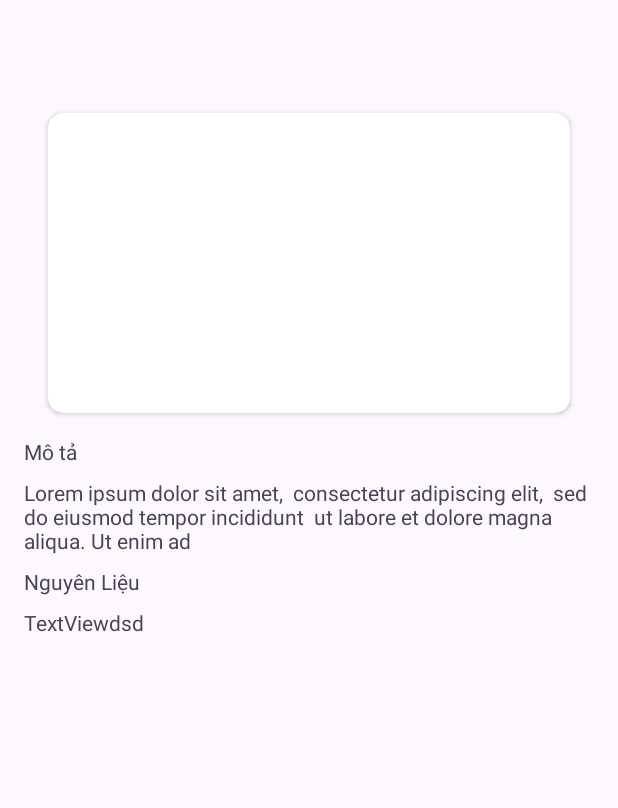
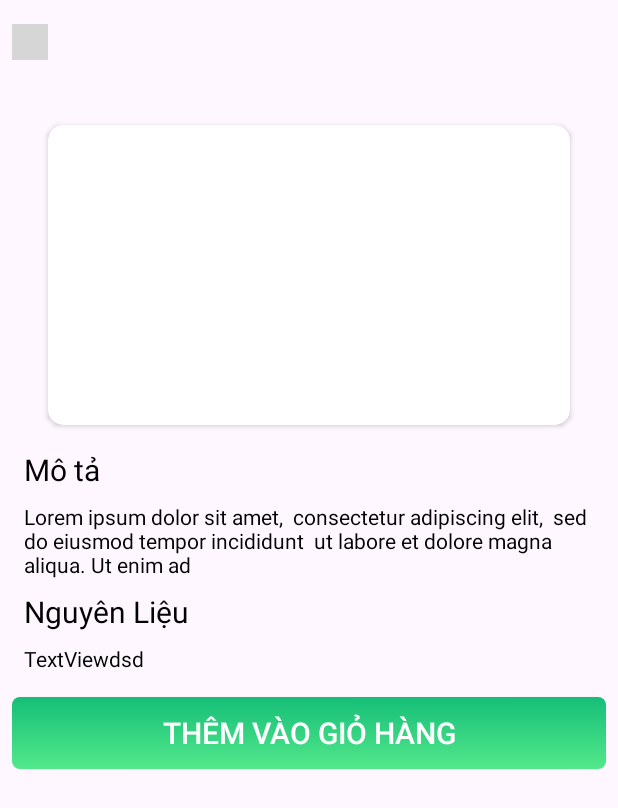
Before and after one commit to Nhandeptrai-123/CLientAppFood, an Android app: the DetailsActivity screen opened directly, with no data from a screen before it, on a phone screen of 412 x 824 dp. Shown: the top 808 px of the screen. Run offline under Robolectric (Android 15) with nearby library versions, the phone set to English and light mode, and no system bars; grey boxes are pictures that could not be loaded.

Commit message:
backup 9

```diff
--- a/app/src/main/java/com/dhv/hoangvu/dacs3_foodorderingapp/DetailsActivity.kt
+++ b/app/src/main/java/com/dhv/hoangvu/dacs3_foodorderingapp/DetailsActivity.kt
@@ -25,5 +25,9 @@ class DetailsActivity : AppCompatActivity() {
         val foodImage = intent.getIntExtra("MenuItemImage", 0)
         binding.tvDetailFoodName.text = foodName
         binding.imgFood.setImageResource(foodImage)
+
+        binding.btnBack.setOnClickListener {
+            finish()
+        }
     }
 }
--- a/app/src/main/java/com/dhv/hoangvu/dacs3_foodorderingapp/PayOutActivity.kt
+++ b/app/src/main/java/com/dhv/hoangvu/dacs3_foodorderingapp/PayOutActivity.kt
@@ -25,5 +25,9 @@ class PayOutActivity : AppCompatActivity() {
             val bottomSheetDiaglog = CongratsBottomSheet()
             bottomSheetDiaglog.show(supportFragmentManager, "CongratsBottomSheet")
         }
+        binding.btnBack.setOnClickListener {
+            finish()
+        }
+
     }
 }
--- a/app/src/main/res/layout/activity_details.xml
+++ b/app/src/main/res/layout/activity_details.xml
@@ -8,7 +8,7 @@
     tools:context=".DetailsActivity">
 
     <ImageView
-        android:id="@+id/imageView4"
+        android:id="@+id/btnBack"
         android:layout_width="24dp"
         android:layout_height="24dp"
         android:layout_marginStart="8dp"
@@ -17,7 +17,7 @@
         android:scaleType="centerCrop"
         app:layout_constraintStart_toStartOf="parent"
         app:layout_constraintTop_toTopOf="parent"
-        app:srcCompat="@drawable/arrow" />
+        android:src="@drawable/arrow" />
 
     <TextView
         android:id="@+id/tvDetailFoodName"
@@ -25,9 +25,11 @@
         android:layout_height="wrap_content"
         android:layout_marginTop="8dp"
         android:text="Food name"
+        android:textColor="@color/black"
+        android:textSize="20sp"
         app:layout_constraintEnd_toEndOf="parent"
         app:layout_constraintStart_toStartOf="parent"
-        app:layout_constraintTop_toBottomOf="@+id/imageView4" />
+        app:layout_constraintTop_toBottomOf="@+id/btnBack" />
 
     <androidx.cardview.widget.CardView
         android:id="@+id/cardView4"
@@ -56,6 +58,8 @@
         android:layout_marginStart="16dp"
         android:layout_marginTop="16dp"
         android:text="Mô tả"
+        android:textColor="@color/black"
+        android:textSize="20sp"
         app:layout_constraintStart_toStartOf="parent"
         app:layout_constraintTop_toBottomOf="@+id/cardView4" />
 
@@ -66,6 +70,7 @@
         android:layout_marginTop="8dp"
         android:layout_marginEnd="16dp"
         android:text="Lorem ipsum dolor sit amet,  consectetur adipiscing elit,  sed do eiusmod tempor incididunt  ut labore et dolore magna aliqua. Ut enim ad "
+        android:textColor="@color/black"
         app:layout_constraintEnd_toEndOf="parent"
         app:layout_constraintStart_toStartOf="@+id/textView12"
         app:layout_constraintTop_toBottomOf="@+id/textView12" />
@@ -76,6 +81,8 @@
         android:layout_height="wrap_content"
         android:layout_marginTop="8dp"
         android:text="Nguyên Liệu"
+        android:textColor="@color/black"
+        android:textSize="20sp"
         app:layout_constraintStart_toStartOf="@+id/tvMoTa"
         app:layout_constraintTop_toBottomOf="@+id/tvMoTa" />
 
@@ -84,8 +91,25 @@
         android:layout_width="wrap_content"
         android:layout_height="wrap_content"
         android:layout_marginTop="8dp"
+        android:inputType="textMultiLine"
         android:text="TextViewdsd"
-        android:inputType="textMultiLine"
+        android:textColor="@color/black"
         app:layout_constraintStart_toStartOf="@+id/textView14"
         app:layout_constraintTop_toBottomOf="@+id/textView14" />
+
+    <androidx.appcompat.widget.AppCompatButton
+        android:id="@+id/button"
+        android:layout_width="match_parent"
+        android:layout_height="wrap_content"
+        android:layout_marginStart="8dp"
+        android:layout_marginTop="16dp"
+        android:layout_marginEnd="8dp"
+        android:background="@drawable/addtocartshape"
+        android:text="Thêm vào giỏ hàng"
+        android:textColor="@color/white"
+        android:textSize="20sp"
+        app:layout_constraintEnd_toEndOf="parent"
+        app:layout_constraintHorizontal_bias="0.0"
+        app:layout_constraintStart_toStartOf="parent"
+        app:layout_constraintTop_toBottomOf="@+id/tvNguyenLieu" />
 </androidx.constraintlayout.widget.ConstraintLayout>
--- a/app/src/main/res/layout/fragment_notification_bottom.xml
+++ b/app/src/main/res/layout/fragment_notification_bottom.xml
@@ -3,14 +3,14 @@
     xmlns:app="http://schemas.android.com/apk/res-auto"
     xmlns:tools="http://schemas.android.com/tools"
     android:layout_width="match_parent"
-    android:layout_height="match_parent"
+    android:layout_height="wrap_content"
     android:background="@color/white"
     android:orientation="vertical"
     tools:context=".NotificationBottom">
 
     <androidx.constraintlayout.widget.ConstraintLayout
         android:layout_width="match_parent"
-        android:layout_height="match_parent">
+        android:layout_height="wrap_content">
 
         <TextView
             android:id="@+id/textView10"
@@ -26,7 +26,7 @@
         <androidx.recyclerview.widget.RecyclerView
             android:id="@+id/rvNotification"
             android:layout_width="match_parent"
-            android:layout_height="584dp"
+            android:layout_height="wrap_content"
             android:layout_marginStart="8dp"
             android:layout_marginTop="16dp"
             android:layout_marginEnd="8dp"
```
Also changed, not shown: app/src/main/java/com/dhv/hoangvu/dacs3_foodorderingapp/Fragment/HomeFragment.kt (+4 -4 lines), app/src/main/java/com/dhv/hoangvu/dacs3_foodorderingapp/adapter/PopulerAdapter.kt (+13 -1 lines), app/src/main/res/drawable/banhmy.jpg (added), app/src/main/res/drawable/buncha.jpg (added), app/src/main/res/drawable/truyenthong.jpg (added).
